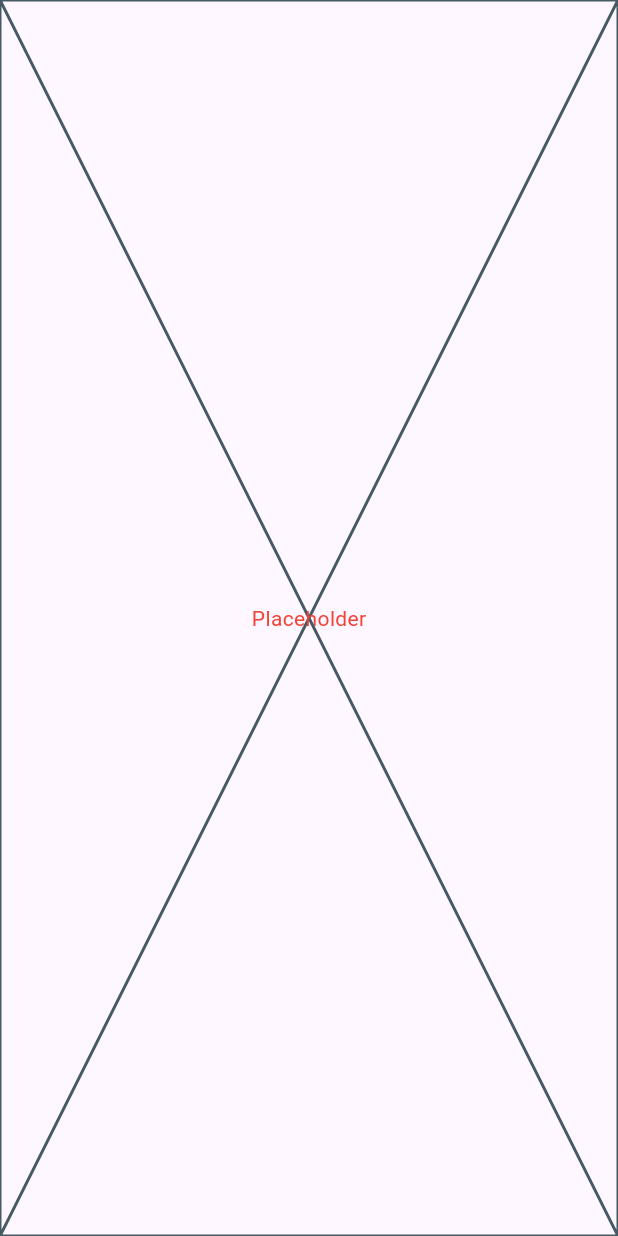
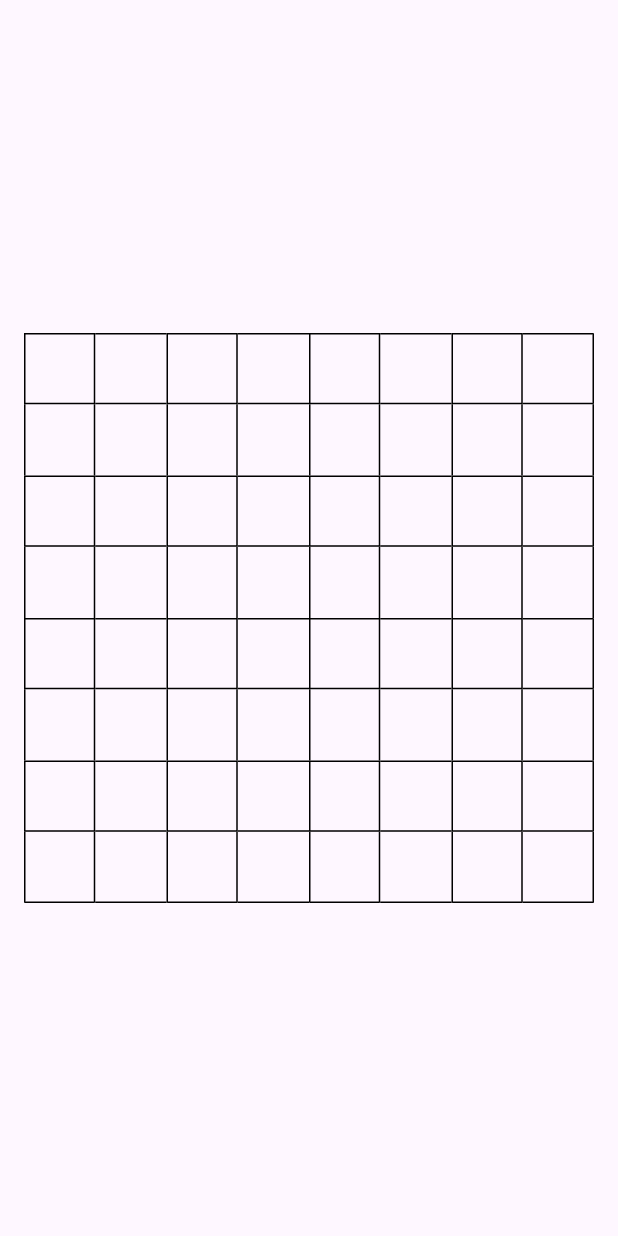
Before and after one commit to kathalie/checkers, a Flutter app: the screen it shows after launch, on a phone screen of 412 x 824 dp. Run offline on Flutter 3.47's test engine with Material 3 defaults, Android fonts, the phone set to English and light mode, and no system bars.

Commit message:
Updated the main page to include the board

```diff
--- a/checkers_front/lib/src/presentation/main_page.dart
+++ b/checkers_front/lib/src/presentation/main_page.dart
@@ -1,4 +1,6 @@
 import 'package:flutter/material.dart';
+
+import 'widgets/board.dart';
 
 class MainPage extends StatelessWidget {
   const MainPage({super.key});
@@ -7,13 +9,9 @@ class MainPage extends StatelessWidget {
   Widget build(BuildContext context) {
     return const Scaffold(
       body: SafeArea(
-        child: Placeholder(
-          child: Center(
-            child: Text(
-              'Placeholder',
-              style: TextStyle(color: Colors.red),
-            ),
-          ),
+        minimum: EdgeInsets.all(16),
+        child: Center(
+          child: Board(),
         ),
       ),
     );
```
